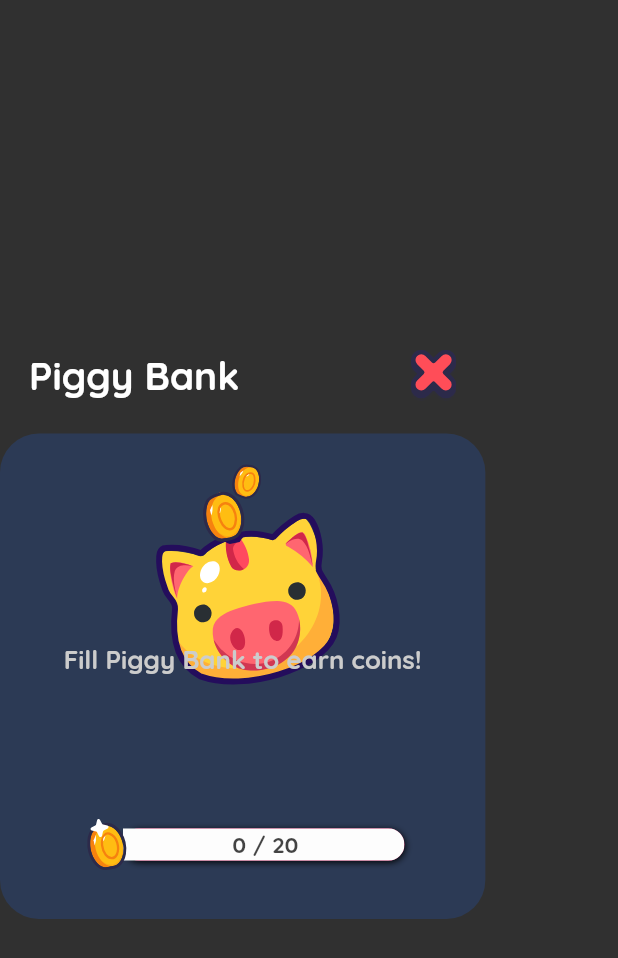
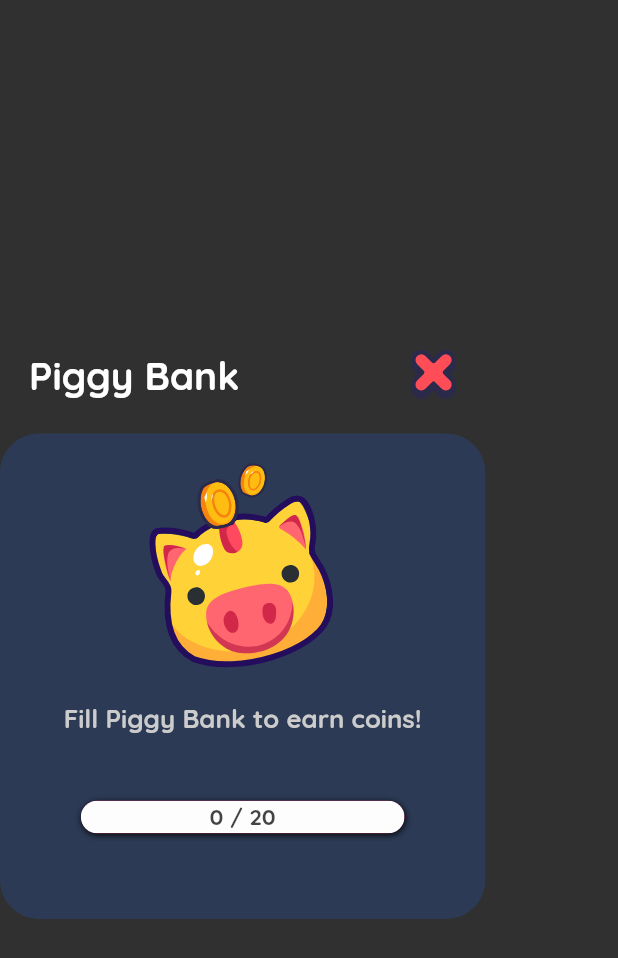
Before and after one commit to manjav/shooddice, a Flutter app: the PiggyDialog widget shown alone on an empty page, opened directly with empty values, on a phone screen of 412 x 824 dp. Shown: the top 958 px of the screen. Run offline on Flutter 3.47's test engine with Material 2 defaults, Android fonts, the phone set to English and light mode, and no system bars; our stand-ins replace confetti, device_info, firebase_analytics, firebase_core, flutter_local_notifications, flutter_rating_bar and 11 more; missing offline and left inert: appsflyer_sdk, flame, flame_svg, gameanalytics_sdk, games_services, smartlook and 1 more; accounts and stored records are empty; statements that could not run were skipped.

Commit message:
Retouch piggy icon and  slider

```diff
--- a/project/lib/dialogs/piggy.dart
+++ b/project/lib/dialogs/piggy.dart
@@ -65,7 +65,7 @@ class _PiggyDialogState extends AbstractDialogState<PiggyDialog> {
     return Stack(alignment: Alignment.topCenter, children: [
       SVG.show("piggy", 144.d),
       Positioned(
-          top: 112.d,
+          top: 148.d,
           width: 260.d,
           child: Text(
               "piggy_${reward > 0 ? 'collect' : 'fill'}"
@@ -132,10 +132,14 @@ class _PiggyDialogState extends AbstractDialogState<PiggyDialog> {
           ]));
     }
     return Positioned(
-        height: 32.d,
+        height: 66.d,
         bottom: 12.d,
         width: 200.d,
-        child: Components.slider(theme, maxValue, value, maxValue,
-            icon: SVG.show("coin", 32.d)));
+        child: Components.slider(
+          theme,
+          maxValue,
+          value,
+          maxValue,
+        ));
   }
 }
--- a/project/lib/widgets/components.dart
+++ b/project/lib/widgets/components.dart
@@ -88,8 +88,7 @@ class Components {
       Positioned(
           left: hasIcon ? 26.d : 0,
           right: 0,
-          bottom: 6.d,
-          top: 6.d,
+          height: 20.d,
           child: Container(
               child: ClipRRect(
                   borderRadius: BorderRadius.only(
```
Also changed, not shown: project/assets/images/piggy.svg.
